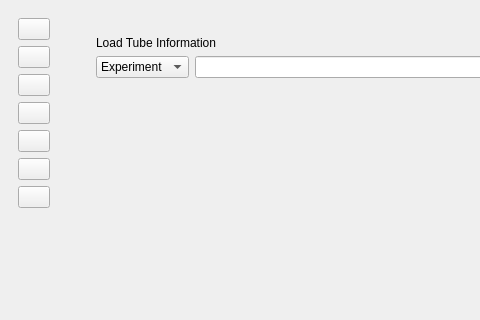
Old version of the form GUI/Navigation.ui in the repository Prof-Adrian-Mueller/Agile_Roboticsystems_Laborstrasse; both pictures show x 0 to 480 and y 0 to 320 of the 955 by 753 pixel window.
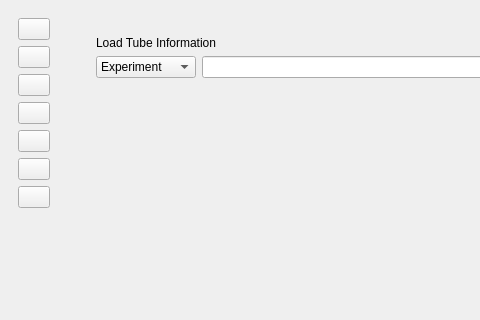
New version of the form. Icons and pictures are not drawn.

```diff
--- a/GUI/Navigation.ui
+++ b/GUI/Navigation.ui
@@ -1237,6 +1237,12 @@
                  </property>
                  <item>
                   <widget class="QComboBox" name="comboBox">
+                   <property name="minimumSize">
+                    <size>
+                     <width>100</width>
+                     <height>0</height>
+                    </size>
+                   </property>
                    <item>
                     <property name="text">
                      <string>Experiment</string>
```
